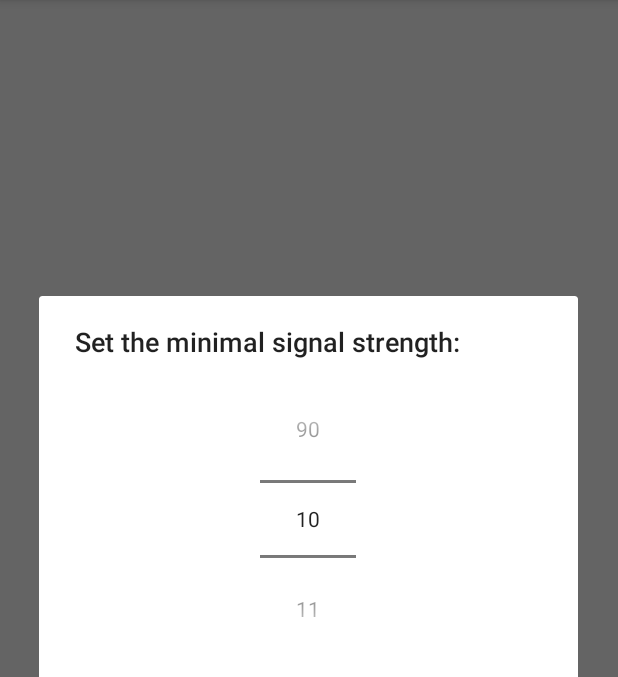
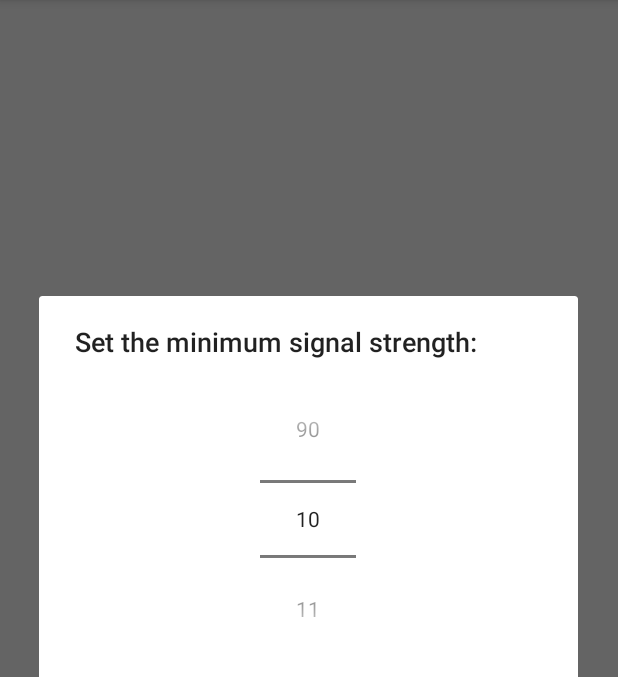
Before and after one commit to miclis/BTLogger, an Android app: the screen it shows after launch (MainActivity), after a tap on "Settings", on a phone screen of 412 x 824 dp, the part 84-761 px from its top. Run offline under Robolectric (Android 15) with nearby library versions, the phone set to English and light mode, and no system bars; our stand-ins replace Room's generated code; libraries missing offline, so code that uses them is left out: android.arch.persistence.

Commit message:
1. Dialog texts moved to String res. 2. Useless try catch block deleted.

```diff
--- a/app/src/main/java/com/miclis/btlogger/Model/Repository.java
+++ b/app/src/main/java/com/miclis/btlogger/Model/Repository.java
@@ -23,11 +23,7 @@ public class Repository {
 	// BtService management
 	public void startScanning(Application application){
 		BtServiceIntent = new Intent(application, BtService.class);
-		try {
-			application.startService(BtServiceIntent);
-		} catch (UnsupportedOperationException e){
-			Toast.makeText(application.getApplicationContext(), "Device does not support Bluetooth", Toast.LENGTH_LONG).show();
-		}
+		application.startService(BtServiceIntent);
 	}
 
 	public void stopScanning(Application application){
--- a/app/src/main/java/com/miclis/btlogger/View/RangeDialog.java
+++ b/app/src/main/java/com/miclis/btlogger/View/RangeDialog.java
@@ -8,7 +8,6 @@ import android.support.v7.app.AppCompatDialogFragment;
 import android.view.LayoutInflater;
 import android.view.View;
 import android.widget.NumberPicker;
-import android.widget.Toast;
 import com.miclis.btlogger.Model.BtService;
 import com.miclis.btlogger.R;
 
@@ -20,16 +19,16 @@ public class RangeDialog extends AppCompatDialogFragment {
 		AlertDialog.Builder builder = new AlertDialog.Builder(getActivity());
 
 		LayoutInflater inflater = getActivity().getLayoutInflater();
-		final View view = inflater.inflate(R.layout.dialog_range, null);
+		final View view = inflater.inflate(R.layout.dialog_range,null);
 
-		builder.setView(view).setTitle("Set the minimal signal strength:")
-				.setNegativeButton("Cancel", new DialogInterface.OnClickListener() {
+		builder.setView(view).setTitle(R.string.dialog_title)
+				.setNegativeButton(R.string.dialog_negative, new DialogInterface.OnClickListener() {
 					@Override
 					public void onClick(DialogInterface dialogInterface, int i) {
 
 					}
 				})
-				.setPositiveButton("Set", new DialogInterface.OnClickListener() {
+				.setPositiveButton(R.string.dialog_positive, new DialogInterface.OnClickListener() {
 					@Override
 					public void onClick(DialogInterface dialogInterface, int i) {
 						BtService.setMaxScanRange(Short.valueOf(String.valueOf(numberPicker.getValue()*-1)));
--- a/app/src/main/res/values/strings.xml
+++ b/app/src/main/res/values/strings.xml
@@ -11,4 +11,9 @@
     <!-- Switch -->
     <string name="scan_off">Scan off</string>
     <string name="scan_on">Scan on</string>
+
+    <!-- Dialog -->
+    <string name="dialog_title">Set the minimum signal strength:</string>
+    <string name="dialog_positive">Set</string>
+    <string name="dialog_negative">Cancel</string>
 </resources>
```
